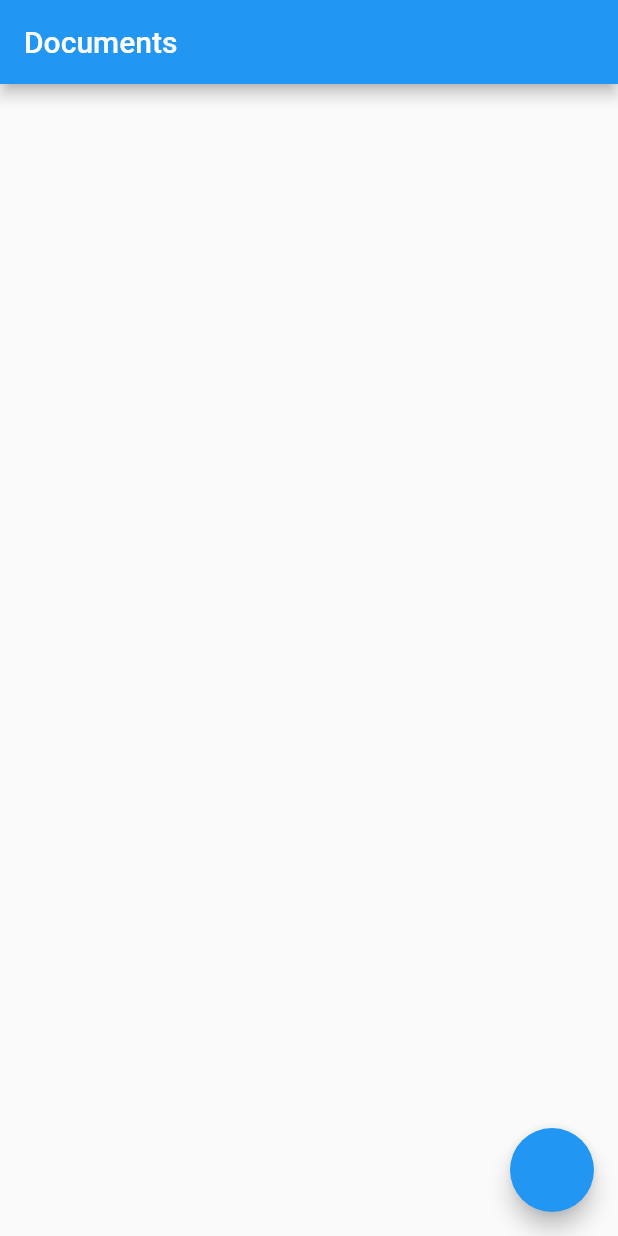
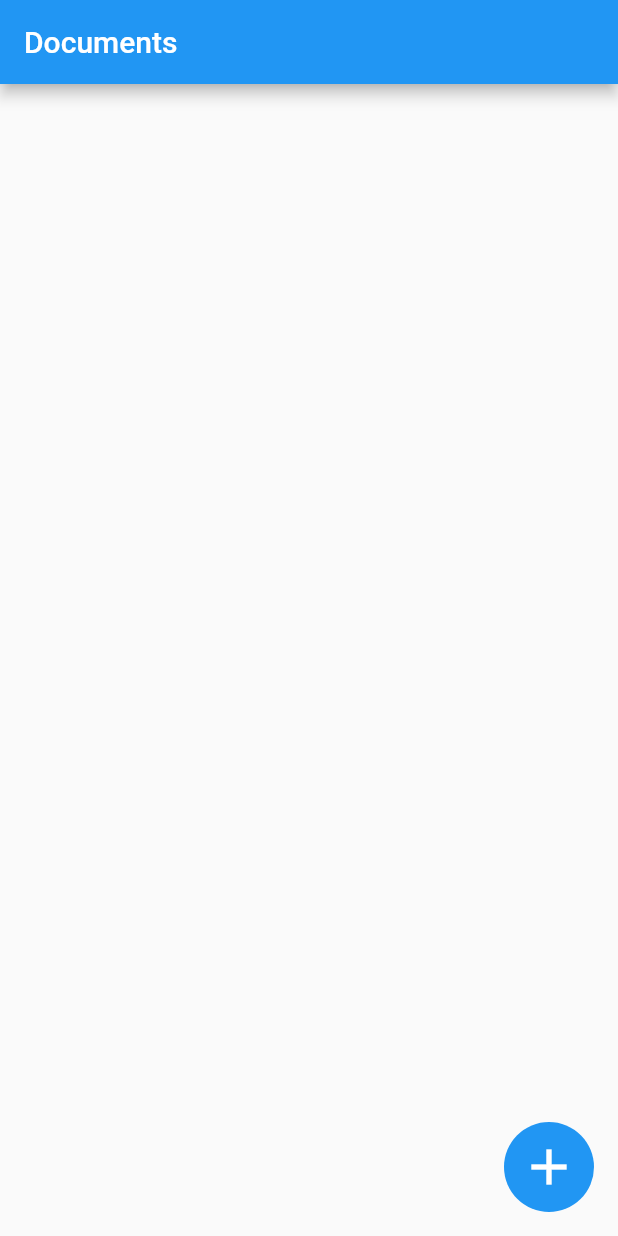
Before and after one commit to vovaklh/Security-docs, a Flutter app: the screen it shows after launch, on a phone screen of 412 x 824 dp. Run offline on Flutter 3.47's test engine with Material 2 defaults, Android fonts, the phone set to English and light mode, and no system bars; our stand-ins replace open_file.

Commit message:
Added pop-up menu button

```diff
--- a/lib/pages/HomePage.dart
+++ b/lib/pages/HomePage.dart
@@ -1,10 +1,10 @@
 import 'dart:async';
-
 import 'package:flutter/cupertino.dart';
 import 'package:flutter/material.dart';
 import 'package:security_docs/widgets/FileWidget.dart';
 import 'package:security_docs/logics/CustomFile.dart';
 import 'package:security_docs/logics/fileUtils.dart';
+import 'package:security_docs/widgets/MainButtonWidget.dart';
 
 class HomePage extends StatefulWidget {
   @override
@@ -62,9 +62,7 @@ class _HomePageState extends State<HomePage> {
                   });
             }
           }),
-      floatingActionButton: FloatingActionButton(onPressed: () {
-        addFile(CustomFile(filePath: "dfdf", fileName: "fgfg", fileExtension: "pdpf"));
-      })
+      floatingActionButton: PopUpButton(),
     );
   }
 }
--- /dev/null
+++ b/lib/widgets/MainButtonWidget.dart
@@ -0,0 +1,31 @@
+import 'package:flutter/material.dart';
+
+enum MenuOption {addFace, addFile}
+
+class PopUpButton extends StatelessWidget {
+  @override
+  Widget build(BuildContext context) {
+    return Container(
+      height: 60,
+      width: 60,
+      decoration: BoxDecoration(
+        borderRadius: BorderRadius.circular(30.0),
+        color: Colors.blue,
+      ),
+      child: PopupMenuButton(
+      shape: RoundedRectangleBorder(
+            borderRadius: BorderRadius.circular(10.0)),
+          icon: Icon(Icons.add, color: Colors.white, size: 40,),
+          itemBuilder: (BuildContext context){
+            return <PopupMenuEntry<MenuOption>>[
+              PopupMenuItem(
+                child: Text("Add face"),
+                value: MenuOption.addFace,),
+              PopupMenuItem(
+                child: Text("Add file"),
+                value: MenuOption.addFile,)
+            ];
+      }),
+    );
+  }
+}
```
